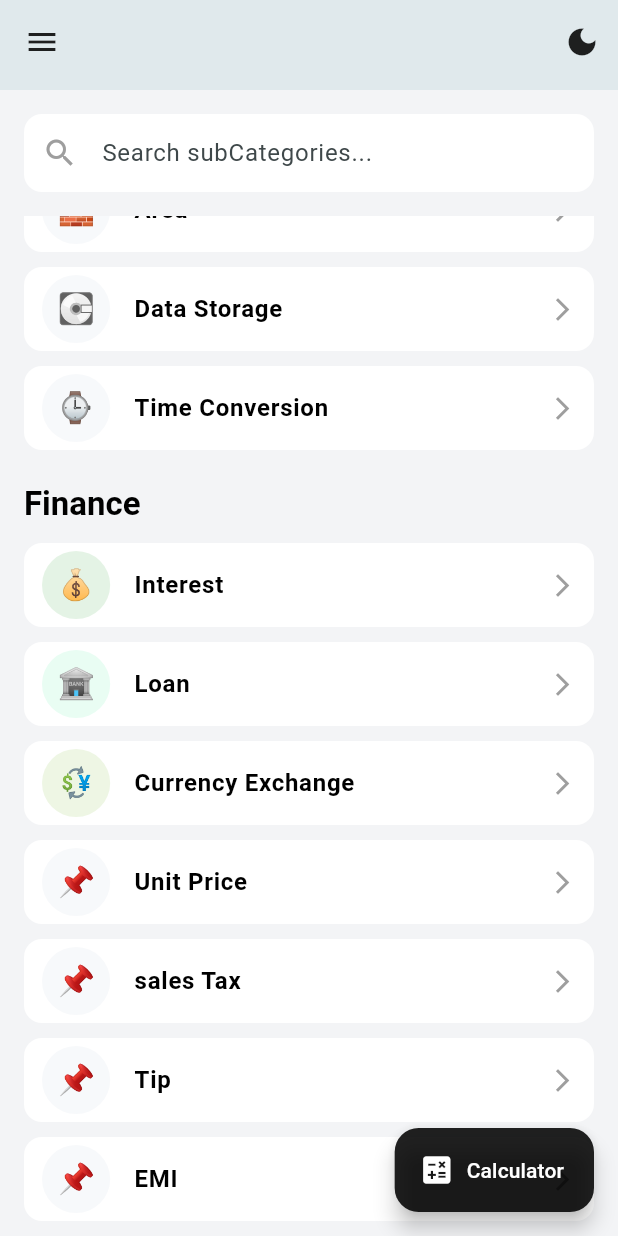
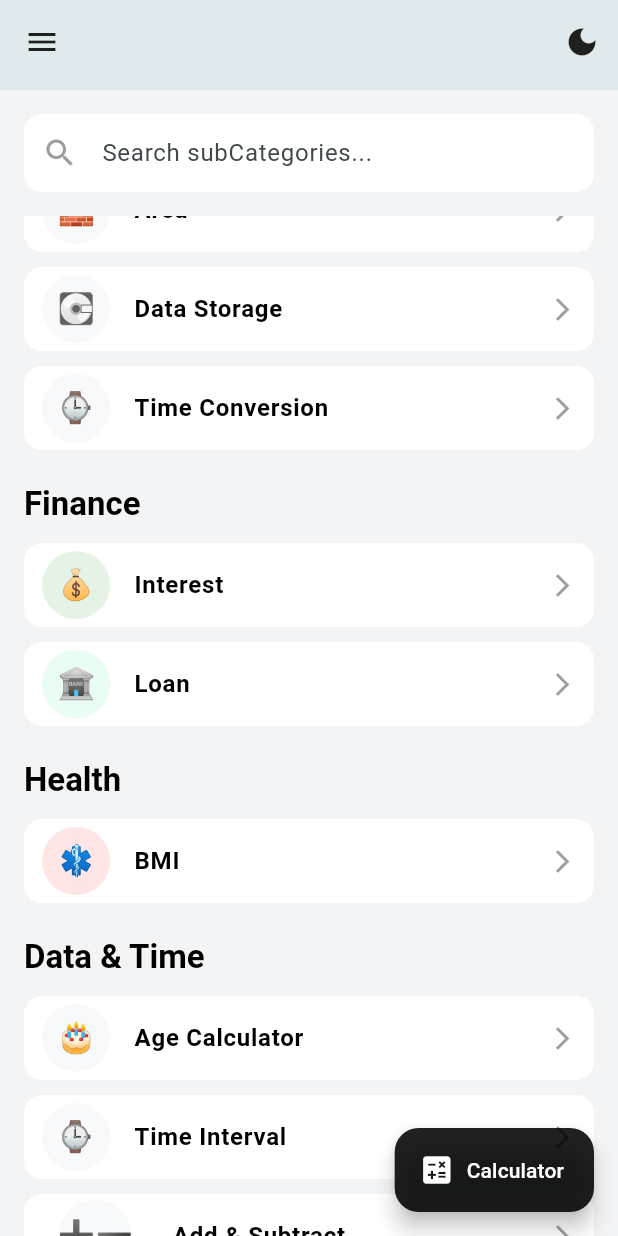
Before and after one commit to Thogaruchesti-hemanth/ProCalx, a Flutter app: the screen it shows after launch, scrolled down 1728 dp, on a phone screen of 412 x 824 dp. Run offline on Flutter 3.47's test engine with Material 3 defaults, Android fonts, the phone set to English and light mode, and no system bars; our stand-ins replace file_picker, math_expressions, permission_handler, shared_preferences.

Commit message:
version 2 data updated

```diff
--- a/lib/data.dart
+++ b/lib/data.dart
@@ -42,13 +42,13 @@ final Map<String, List<String>> subcategoryMap = {
   'Finance': [
     'Interest',
     'Loan',
-    'Currency Exchange',
-    'Unit Price',
-    'sales Tax',
-    'Tip',
-    'EMI',
+    // 'Currency Exchange',
+    // 'Unit Price',
+    // 'sales Tax',
+    // 'Tip',
+    // 'EMI',
   ],
-  'Health': ['BMI', 'Calorie Burn', 'Body fat'],
+  'Health': ['BMI' /*, 'Calorie Burn', 'Body fat'*/],
   'Data & Time': ['Age Calculator', 'Time Interval', 'Add & Subtract'],
   // 'Physics': ['Motion', 'Force', 'Energy'],
   // 'Chemistry': ['Moles', 'Atoms', 'Periodic Table'],
```
